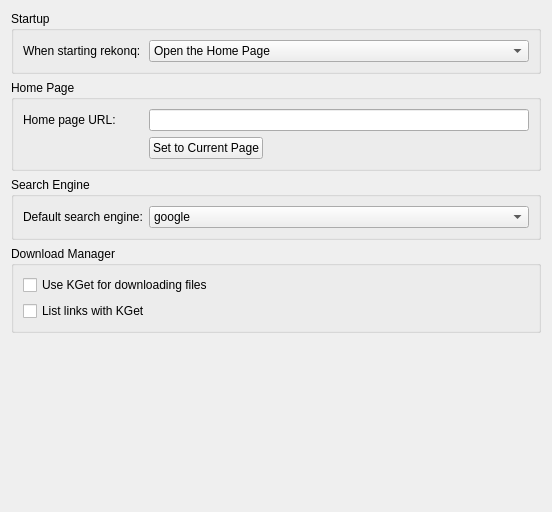
The window that src/settings/settings_general.ui (KDE/rekonq) describes before a commit, drawn with Qt 5.
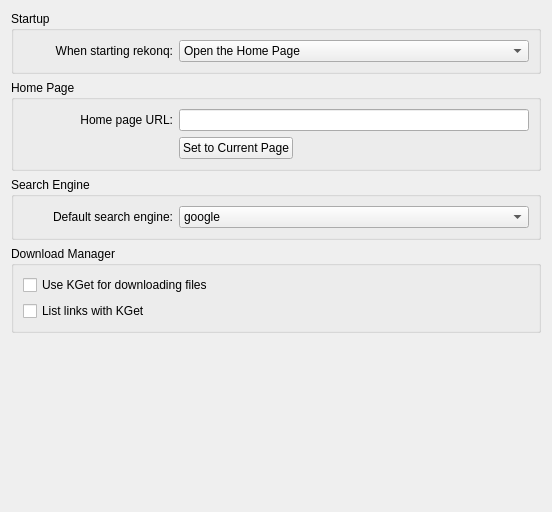
The same window after the commit. Custom widgets are drawn as their Qt base class.

Commit message: Right align all labels to confirm to the KDE4 HIG.

What changed in the file:
```diff
--- a/src/settings/settings_general.ui
+++ b/src/settings/settings_general.ui
@@ -19,8 +19,8 @@
      <property name="title">
       <string>Startup</string>
      </property>
-     <layout class="QHBoxLayout" name="horizontalLayout_2">
-      <item>
+     <layout class="QFormLayout" name="formLayout">
+      <item row="0" column="0">
        <widget class="QLabel" name="label">
         <property name="sizePolicy">
          <sizepolicy hsizetype="Fixed" vsizetype="Preferred">
@@ -30,13 +30,7 @@
         </property>
         <property name="minimumSize">
          <size>
-          <width>120</width>
-          <height>0</height>
-         </size>
-        </property>
-        <property name="baseSize">
-         <size>
-          <width>0</width>
+          <width>150</width>
           <height>0</height>
          </size>
         </property>
@@ -46,9 +40,12 @@
         <property name="text">
          <string>When starting rekonq:</string>
         </property>
+        <property name="alignment">
+         <set>Qt::AlignRight|Qt::AlignTrailing|Qt::AlignVCenter</set>
+        </property>
        </widget>
       </item>
-      <item>
+      <item row="0" column="1">
        <widget class="KComboBox" name="kcfg_startupBehaviour">
         <property name="sizePolicy">
          <sizepolicy hsizetype="Expanding" vsizetype="Fixed">
@@ -81,7 +78,7 @@
      <property name="title">
       <string>Home Page</string>
      </property>
-     <layout class="QGridLayout" name="gridLayout">
+     <layout class="QFormLayout" name="formLayout_2">
       <item row="0" column="0">
        <widget class="QLabel" name="label_2">
         <property name="sizePolicy">
@@ -92,19 +89,16 @@
         </property>
         <property name="minimumSize">
          <size>
-          <width>120</width>
-          <height>0</height>
-         </size>
-        </property>
-        <property name="baseSize">
-         <size>
-          <width>120</width>
+          <width>150</width>
           <height>0</height>
          </size>
         </property>
         <property name="text">
          <string>Home page URL:</string>
         </property>
+        <property name="alignment">
+         <set>Qt::AlignRight|Qt::AlignTrailing|Qt::AlignVCenter</set>
+        </property>
        </widget>
       </item>
       <item row="0" column="1">
@@ -152,8 +146,8 @@
      <property name="title">
       <string>Search Engine</string>
      </property>
-     <layout class="QHBoxLayout" name="horizontalLayout_4">
-      <item>
+     <layout class="QFormLayout" name="formLayout_3">
+      <item row="0" column="0">
        <widget class="QLabel" name="label_3">
         <property name="sizePolicy">
          <sizepolicy hsizetype="Fixed" vsizetype="Preferred">
@@ -163,13 +157,7 @@
         </property>
         <property name="minimumSize">
          <size>
-          <width>120</width>
-          <height>0</height>
-         </size>
-        </property>
-        <property name="baseSize">
-         <size>
-          <width>0</width>
+          <width>150</width>
           <height>0</height>
          </size>
         </property>
@@ -179,9 +167,12 @@
         <property name="text">
          <string>Default search engine:</string>
         </property>
+        <property name="alignment">
+         <set>Qt::AlignRight|Qt::AlignTrailing|Qt::AlignVCenter</set>
+        </property>
        </widget>
       </item>
-      <item>
+      <item row="0" column="1">
        <widget class="KComboBox" name="kcfg_searchEngine">
         <property name="sizePolicy">
          <sizepolicy hsizetype="Expanding" vsizetype="Fixed">
```
The commit also changes 3 other files.
